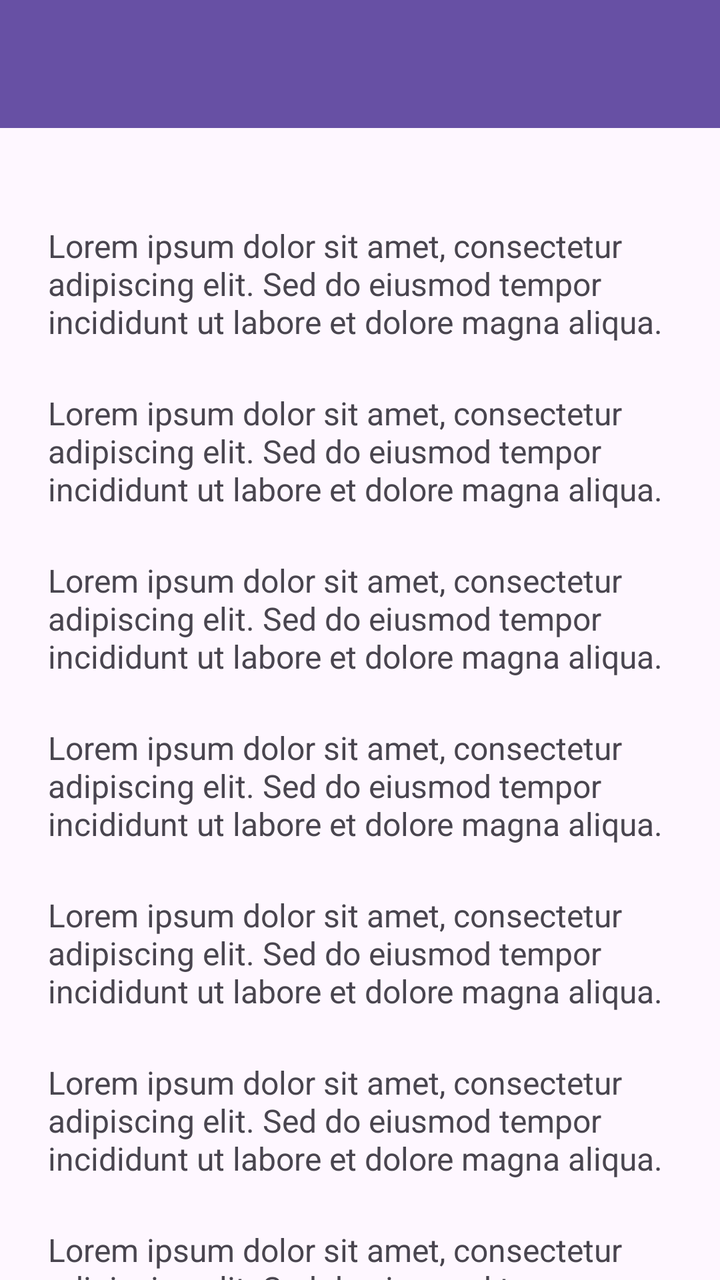
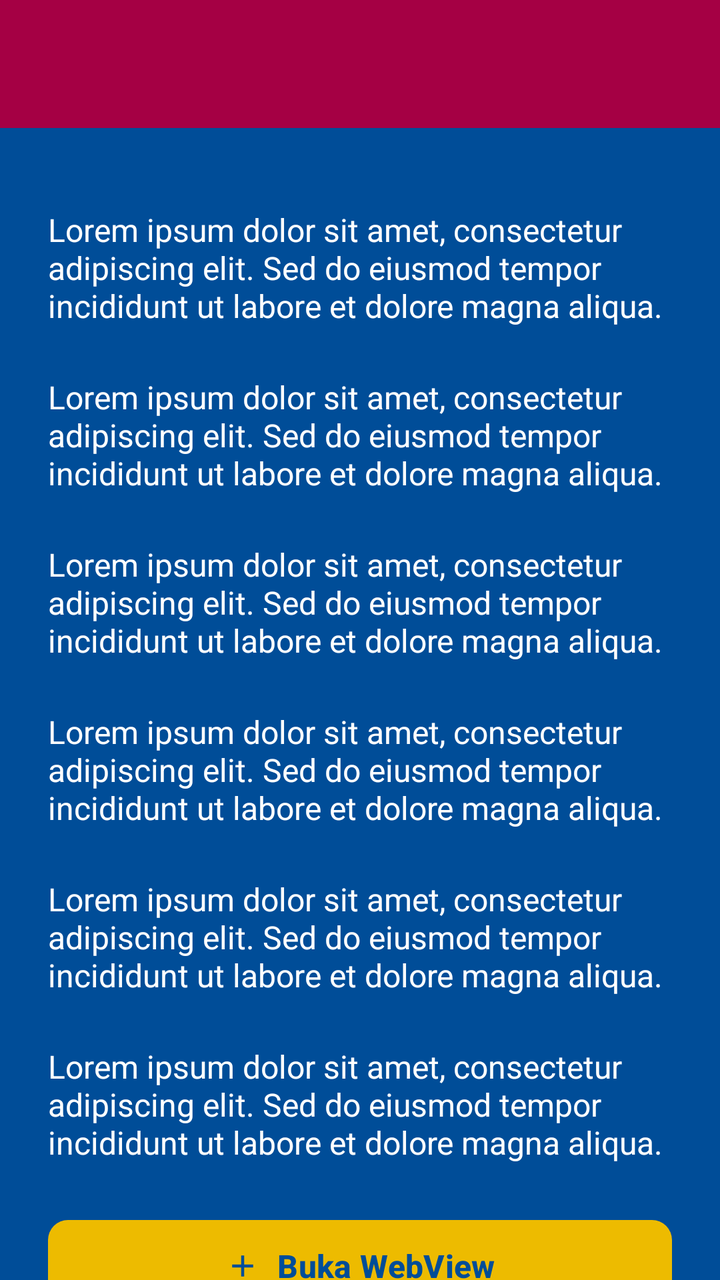

Before-and-after screenshots of an Android layout around one commit, followed by the original layout XML and the change that was made.
<!-- AndroidManifest.xml: application theme Theme.Uranus_Dapi -->
<!-- res/layout/activity_fifth.xml -->
<?xml version="1.0" encoding="utf-8"?>
<androidx.coordinatorlayout.widget.CoordinatorLayout
    xmlns:android="http://schemas.android.com/apk/res/android"
    xmlns:app="http://schemas.android.com/apk/res-auto"
    xmlns:tools="http://schemas.android.com/tools"
    android:id="@+id/main"
    android:layout_width="match_parent"
    android:layout_height="match_parent"
    tools:context=".pertemuan_5.FifthActivity">

    
    <com.google.android.material.appbar.AppBarLayout
        android:layout_width="match_parent"
        android:layout_height="wrap_content">

        <androidx.appcompat.widget.Toolbar
            android:id="@+id/toolbar"
            android:layout_width="match_parent"
            android:layout_height="?attr/actionBarSize"
            android:background="?attr/colorPrimary"
            app:titleTextColor="@android:color/white"
            app:subtitleTextColor="@android:color/white"
            app:layout_scrollFlags="scroll|enterAlways" />

    </com.google.android.material.appbar.AppBarLayout>

    
    <androidx.core.widget.NestedScrollView
        android:layout_width="match_parent"
        android:layout_height="match_parent"
        android:padding="24dp"
        android:clipToPadding="false"
        app:layout_behavior="@string/appbar_scrolling_view_behavior">

        <LinearLayout
            android:layout_width="match_parent"
            android:layout_height="wrap_content"
            android:orientation="vertical"
            android:gravity="center_horizontal">

            

            <TextView
                android:layout_width="match_parent"
                android:layout_height="wrap_content"
                android:layout_marginTop="24dp"
                android:text="Lorem ipsum dolor sit amet, consectetur adipiscing elit. Sed do eiusmod tempor incididunt ut labore et dolore magna aliqua."
                android:textSize="16sp" />

            <TextView
                android:layout_width="match_parent"
                android:layout_height="wrap_content"
                android:layout_marginTop="24dp"
                android:text="Lorem ipsum dolor sit amet, consectetur adipiscing elit. Sed do eiusmod tempor incididunt ut labore et dolore magna aliqua."
                android:textSize="16sp" />

            <TextView
                android:layout_width="match_parent"
                android:layout_height="wrap_content"
                android:layout_marginTop="24dp"
                android:text="Lorem ipsum dolor sit amet, consectetur adipiscing elit. Sed do eiusmod tempor incididunt ut labore et dolore magna aliqua."
                android:textSize="16sp" />

            <TextView
                android:layout_width="match_parent"
                android:layout_height="wrap_content"
                android:layout_marginTop="24dp"
                android:text="Lorem ipsum dolor sit amet, consectetur adipiscing elit. Sed do eiusmod tempor incididunt ut labore et dolore magna aliqua."
                android:textSize="16sp" />

            <TextView
                android:layout_width="match_parent"
                android:layout_height="wrap_content"
                android:layout_marginTop="24dp"
                android:text="Lorem ipsum dolor sit amet, consectetur adipiscing elit. Sed do eiusmod tempor incididunt ut labore et dolore magna aliqua."
                android:textSize="16sp" />

            <TextView
                android:layout_width="match_parent"
                android:layout_height="wrap_content"
                android:layout_marginTop="24dp"
                android:text="Lorem ipsum dolor sit amet, consectetur adipiscing elit. Sed do eiusmod tempor incididunt ut labore et dolore magna aliqua."
                android:textSize="16sp" />

            <TextView
                android:layout_width="match_parent"
                android:layout_height="wrap_content"
                android:layout_marginTop="24dp"
                android:text="Lorem ipsum dolor sit amet, consectetur adipiscing elit. Sed do eiusmod tempor incididunt ut labore et dolore magna aliqua."
                android:textSize="16sp" />

            <Button
                android:id="@+id/btnWebView"
                android:layout_width="match_parent"
                android:layout_height="wrap_content"
                android:layout_marginTop="24dp"
                android:text="Buka WebView"
                app:icon="@drawable/outline_add_24"
                app:iconGravity="textStart"/>

            <TextView
                android:layout_width="match_parent"
                android:layout_height="wrap_content"
                android:layout_marginTop="24dp"
                android:text="Lorem ipsum dolor sit amet, consectetur adipiscing elit. Sed do eiusmod tempor incididunt ut labore et dolore magna aliqua."
                android:textSize="16sp" />

            <TextView
                android:layout_width="match_parent"
                android:layout_height="wrap_content"
                android:layout_marginTop="24dp"
                android:text="Lorem ipsum dolor sit amet, consectetur adipiscing elit. Sed do eiusmod tempor incididunt ut labore et dolore magna aliqua."
                android:textSize="16sp" />

            <TextView
                android:layout_width="match_parent"
                android:layout_height="wrap_content"
                android:layout_marginTop="24dp"
                android:text="Lorem ipsum dolor sit amet, consectetur adipiscing elit. Sed do eiusmod tempor incididunt ut labore et dolore magna aliqua."
                android:textSize="16sp" />

            <TextView
                android:layout_width="match_parent"
                android:layout_height="wrap_content"
                android:layout_marginTop="24dp"
                android:text="Lorem ipsum dolor sit amet, consectetur adipiscing elit. Sed do eiusmod tempor incididunt ut labore et dolore magna aliqua."
                android:textSize="16sp" />

            <TextView
                android:layout_width="match_parent"
                android:layout_height="wrap_content"
                android:layout_marginTop="24dp"
                android:text="Lorem ipsum dolor sit amet, consectetur adipiscing elit. Sed do eiusmod tempor incididunt ut labore et dolore magna aliqua."
                android:textSize="16sp" />

            <TextView
                android:layout_width="match_parent"
                android:layout_height="wrap_content"
                android:layout_marginTop="24dp"
                android:text="Lorem ipsum dolor sit amet, consectetur adipiscing elit. Sed do eiusmod tempor incididunt ut labore et dolore magna aliqua."
                android:textSize="16sp" />

            <TextView
                android:layout_width="match_parent"
                android:layout_height="wrap_content"
                android:layout_marginTop="24dp"
                android:text="Lorem ipsum dolor sit amet, consectetur adipiscing elit. Sed do eiusmod tempor incididunt ut labore et dolore magna aliqua."
                android:textSize="16sp" />

            <TextView
                android:layout_width="match_parent"
                android:layout_height="wrap_content"
                android:layout_marginTop="24dp"
                android:text="Lorem ipsum dolor sit amet, consectetur adipiscing elit. Sed do eiusmod tempor incididunt ut labore et dolore magna aliqua."
                android:textSize="16sp" />

            <TextView
                android:layout_width="match_parent"
                android:layout_height="wrap_content"
                android:layout_marginTop="24dp"
                android:text="Lorem ipsum dolor sit amet, consectetur adipiscing elit. Sed do eiusmod tempor incididunt ut labore et dolore magna aliqua."
                android:textSize="16sp" />

        </LinearLayout>

    </androidx.core.widget.NestedScrollView>

</androidx.coordinatorlayout.widget.CoordinatorLayout>
<!-- resources referenced by this layout -->
<resources>
  <!-- drawable outline_add_24 (drawable) -->
  <vector xmlns:android="http://schemas.android.com/apk/res/android" android:height="24dp" android:tint="#FFFFFF" android:viewportHeight="960" android:viewportWidth="960" android:width="24dp">
        
      <path android:fillColor="@android:color/white" android:pathData="M440,520L200,520L200,440L440,440L440,200L520,200L520,440L760,440L760,520L520,520L520,760L440,760L440,520Z"/>
      
  </vector>
  <style name="Theme.Uranus_Dapi" parent="Base.Theme.Uranus_Dapi" />
  <style name="Base.Theme.Uranus_Dapi" parent="Theme.Material3.DayNight.NoActionBar">
          
          
      </style>
</resources>

<!-- the commit's change to res/layout/activity_fifth.xml (unified diff, before → after) -->
@@ -6,20 +6,22 @@
     android:id="@+id/main"
     android:layout_width="match_parent"
     android:layout_height="match_parent"
+    android:background="#004D98"
     tools:context=".pertemuan_5.FifthActivity">
 
     
     <com.google.android.material.appbar.AppBarLayout
         android:layout_width="match_parent"
-        android:layout_height="wrap_content">
+        android:layout_height="wrap_content"
+        android:background="#A50044">
 
         <androidx.appcompat.widget.Toolbar
             android:id="@+id/toolbar"
             android:layout_width="match_parent"
             android:layout_height="?attr/actionBarSize"
-            android:background="?attr/colorPrimary"
-            app:titleTextColor="@android:color/white"
-            app:subtitleTextColor="@android:color/white"
+            android:background="#A50044"
+            app:titleTextColor="#EDBB00"
+            app:subtitleTextColor="#FFFFFF"
             app:layout_scrollFlags="scroll|enterAlways" />
 
     </com.google.android.material.appbar.AppBarLayout>
@@ -38,13 +40,12 @@
             android:orientation="vertical"
             android:gravity="center_horizontal">
 
-            
-
             <TextView
                 android:layout_width="match_parent"
                 android:layout_height="wrap_content"
-                android:layout_marginTop="24dp"
+                android:layout_marginTop="16dp"
                 android:text="Lorem ipsum dolor sit amet, consectetur adipiscing elit. Sed do eiusmod tempor incididunt ut labore et dolore magna aliqua."
+                android:textColor="#FFFFFF"
                 android:textSize="16sp" />
 
             <TextView
@@ -52,6 +53,7 @@
                 android:layout_height="wrap_content"
                 android:layout_marginTop="24dp"
                 android:text="Lorem ipsum dolor sit amet, consectetur adipiscing elit. Sed do eiusmod tempor incididunt ut labore et dolore magna aliqua."
+                android:textColor="#FFFFFF"
                 android:textSize="16sp" />
 
             <TextView
@@ -59,6 +61,7 @@
                 android:layout_height="wrap_content"
                 android:layout_marginTop="24dp"
                 android:text="Lorem ipsum dolor sit amet, consectetur adipiscing elit. Sed do eiusmod tempor incididunt ut labore et dolore magna aliqua."
+                android:textColor="#FFFFFF"
                 android:textSize="16sp" />
 
             <TextView
@@ -66,6 +69,7 @@
                 android:layout_height="wrap_content"
                 android:layout_marginTop="24dp"
                 android:text="Lorem ipsum dolor sit amet, consectetur adipiscing elit. Sed do eiusmod tempor incididunt ut labore et dolore magna aliqua."
+                android:textColor="#FFFFFF"
                 android:textSize="16sp" />
 
             <TextView
@@ -73,6 +77,7 @@
                 android:layout_height="wrap_content"
                 android:layout_marginTop="24dp"
                 android:text="Lorem ipsum dolor sit amet, consectetur adipiscing elit. Sed do eiusmod tempor incididunt ut labore et dolore magna aliqua."
+                android:textColor="#FFFFFF"
                 android:textSize="16sp" />
 
             <TextView
@@ -80,6 +85,31 @@
                 android:layout_height="wrap_content"
                 android:layout_marginTop="24dp"
                 android:text="Lorem ipsum dolor sit amet, consectetur adipiscing elit. Sed do eiusmod tempor incididunt ut labore et dolore magna aliqua."
+                android:textColor="#FFFFFF"
+                android:textSize="16sp" />
+
+            
+            <com.google.android.material.button.MaterialButton
+                android:id="@+id/btnWebView"
+                android:layout_width="match_parent"
+                android:layout_height="54dp"
+                android:layout_marginTop="24dp"
+                android:text="Buka WebView"
+                android:textColor="#004D98"
+                android:textSize="16sp"
+                android:textStyle="bold"
+                app:backgroundTint="#EDBB00"
+                app:cornerRadius="10dp"
+                app:icon="@drawable/outline_add_24"
+                app:iconGravity="textStart"
+                app:iconTint="#004D98" />
+
+            <TextView
+                android:layout_width="match_parent"
+                android:layout_height="wrap_content"
+                android:layout_marginTop="24dp"
+                android:text="Lorem ipsum dolor sit amet, consectetur adipiscing elit. Sed do eiusmod tempor incididunt ut labore et dolore magna aliqua."
+                android:textColor="#FFFFFF"
                 android:textSize="16sp" />
 
             <TextView
@@ -87,22 +117,7 @@
                 android:layout_height="wrap_content"
                 android:layout_marginTop="24dp"
                 android:text="Lorem ipsum dolor sit amet, consectetur adipiscing elit. Sed do eiusmod tempor incididunt ut labore et dolore magna aliqua."
-                android:textSize="16sp" />
-
-            <Button
-                android:id="@+id/btnWebView"
-                android:layout_width="match_parent"
-                android:layout_height="wrap_content"
-                android:layout_marginTop="24dp"
-                android:text="Buka WebView"
-                app:icon="@drawable/outline_add_24"
-                app:iconGravity="textStart"/>
-
-            <TextView
-                android:layout_width="match_parent"
-                android:layout_height="wrap_content"
-                android:layout_marginTop="24dp"
-                android:text="Lorem ipsum dolor sit amet, consectetur adipiscing elit. Sed do eiusmod tempor incididunt ut labore et dolore magna aliqua."
+                android:textColor="#FFFFFF"
                 android:textSize="16sp" />
 
             <TextView
@@ -110,6 +125,7 @@
                 android:layout_height="wrap_content"
                 android:layout_marginTop="24dp"
                 android:text="Lorem ipsum dolor sit amet, consectetur adipiscing elit. Sed do eiusmod tempor incididunt ut labore et dolore magna aliqua."
+                android:textColor="#FFFFFF"
                 android:textSize="16sp" />
 
             <TextView
@@ -117,6 +133,7 @@
                 android:layout_height="wrap_content"
                 android:layout_marginTop="24dp"
                 android:text="Lorem ipsum dolor sit amet, consectetur adipiscing elit. Sed do eiusmod tempor incididunt ut labore et dolore magna aliqua."
+                android:textColor="#FFFFFF"
                 android:textSize="16sp" />
 
             <TextView
@@ -124,6 +141,7 @@
                 android:layout_height="wrap_content"
                 android:layout_marginTop="24dp"
                 android:text="Lorem ipsum dolor sit amet, consectetur adipiscing elit. Sed do eiusmod tempor incididunt ut labore et dolore magna aliqua."
+                android:textColor="#FFFFFF"
                 android:textSize="16sp" />
 
             <TextView
@@ -131,34 +149,7 @@
                 android:layout_height="wrap_content"
                 android:layout_marginTop="24dp"
                 android:text="Lorem ipsum dolor sit amet, consectetur adipiscing elit. Sed do eiusmod tempor incididunt ut labore et dolore magna aliqua."
-                android:textSize="16sp" />
-
-            <TextView
-                android:layout_width="match_parent"
-                android:layout_height="wrap_content"
-                android:layout_marginTop="24dp"
-                android:text="Lorem ipsum dolor sit amet, consectetur adipiscing elit. Sed do eiusmod tempor incididunt ut labore et dolore magna aliqua."
-                android:textSize="16sp" />
-
-            <TextView
-                android:layout_width="match_parent"
-                android:layout_height="wrap_content"
-                android:layout_marginTop="24dp"
-                android:text="Lorem ipsum dolor sit amet, consectetur adipiscing elit. Sed do eiusmod tempor incididunt ut labore et dolore magna aliqua."
-                android:textSize="16sp" />
-
-            <TextView
-                android:layout_width="match_parent"
-                android:layout_height="wrap_content"
-                android:layout_marginTop="24dp"
-                android:text="Lorem ipsum dolor sit amet, consectetur adipiscing elit. Sed do eiusmod tempor incididunt ut labore et dolore magna aliqua."
-                android:textSize="16sp" />
-
-            <TextView
-                android:layout_width="match_parent"
-                android:layout_height="wrap_content"
-                android:layout_marginTop="24dp"
-                android:text="Lorem ipsum dolor sit amet, consectetur adipiscing elit. Sed do eiusmod tempor incididunt ut labore et dolore magna aliqua."
+                android:textColor="#FFFFFF"
                 android:textSize="16sp" />
 
         </LinearLayout>
